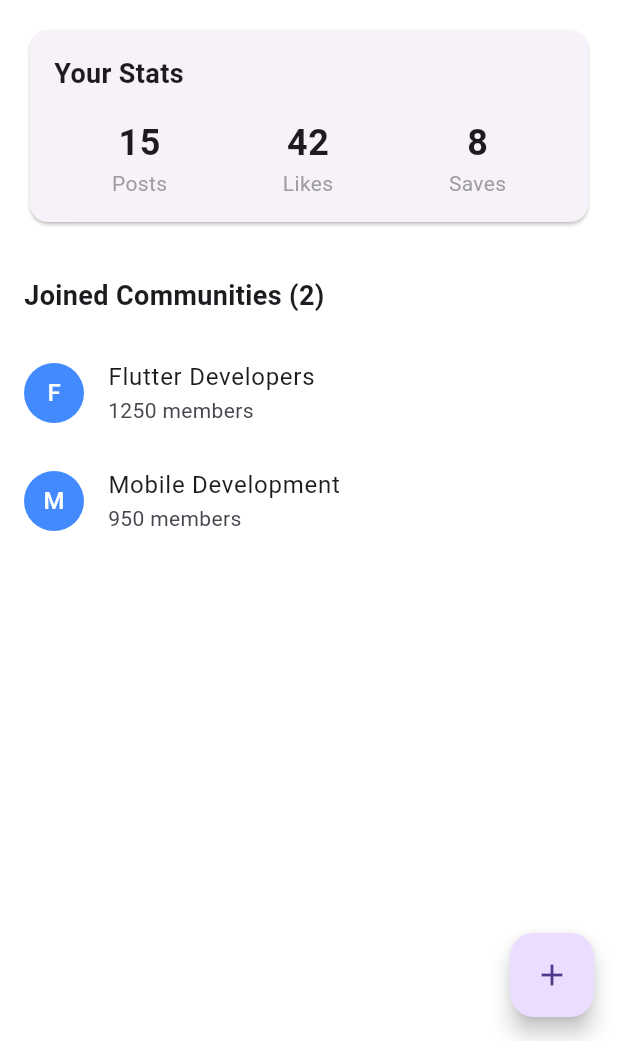
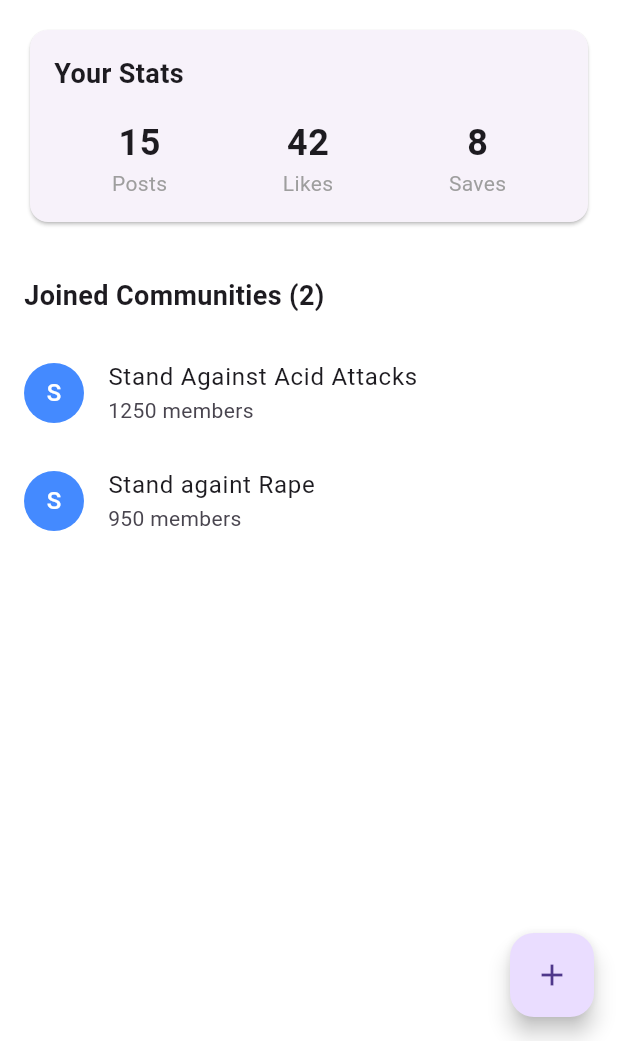
Before and after one commit to Fareed95/AarogyaSahayak, a Flutter app: the CommunityHome screen opened directly, tab 3 chosen, on a phone screen of 412 x 824 dp, the part 195-1236 px from its top. Run offline on Flutter 3.47's test engine with Material 3 defaults, Android fonts, the phone set to English and light mode, and no system bars; our stand-ins replace awesome_snackbar_content, firebase_core, firebase_messaging, flutter_secure_storage, image_picker, permission_handler and 2 more; missing offline and left inert: barcode_scan2, record; accounts and stored records are empty; network calls fail.

Commit message:
latest work

```diff
--- a/client/lib/widgets/community_home.dart
+++ b/client/lib/widgets/community_home.dart
@@ -633,12 +633,12 @@ class CommunityApiService {
       "joined_communities": [
         {
           "id": 1,
-          "name": "Flutter Developers",
+          "name": "Stand Against Acid Attacks",
           "member_count": 1250,
         },
         {
           "id": 4,
-          "name": "Mobile Development",
+          "name": "Stand againt Rape",
           "member_count": 950,
         },
       ],
```
